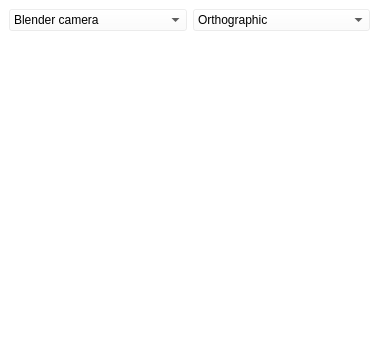
Before: the Qt Designer form src/g3d/mainwindow.ui in BRL-CAD/rt-cubed, drawn with Qt 5.
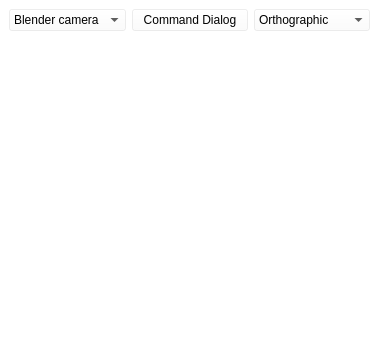
After: the same form once the commit is applied. Custom widgets are drawn as their Qt base class.

Commit message: Completed a simple commandline popup dialog.

What changed in the file:
```diff
--- a/src/g3d/mainwindow.ui
+++ b/src/g3d/mainwindow.ui
@@ -48,6 +48,16 @@
         </item>
        </widget>
       </item>
+      <item>
+       <widget class="QPushButton" name="commandButton">
+        <property name="styleSheet">
+         <string>background: rgba(255, 255, 255, 64)</string>
+        </property>
+        <property name="text">
+         <string>Command Dialog</string>
+        </property>
+       </widget>
+      </item>
       <item>
        <widget class="QComboBox" name="cameraProjection">
         <property name="styleSheet">
```
The commit also changes 5 other files.
